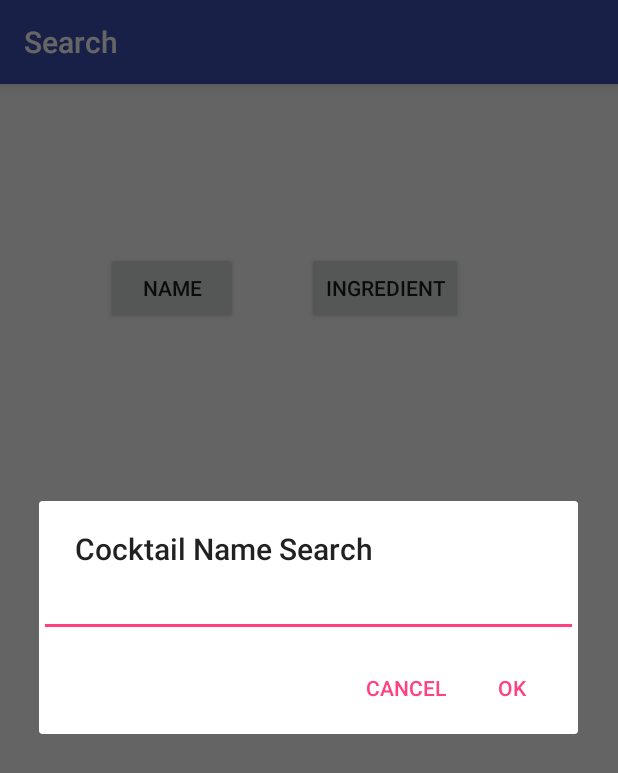
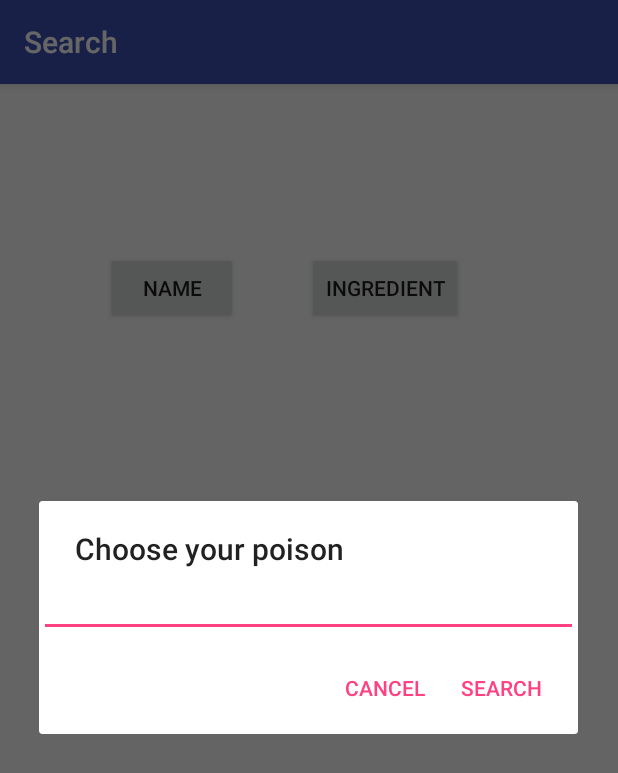
Before and after one commit to ryankwteo/MP7, an Android app: the SearchActivity screen opened directly, with no data from a screen before it, after a tap on "NAME", on a phone screen of 412 x 824 dp. Shown: the top 773 px of the screen. Run offline under Robolectric (Android 15) with nearby library versions, the phone set to English and light mode, and no system bars; our stand-ins replace Volley.

Commit message:
Added search functionality for all four search buttons.

```diff
--- a/app/src/main/java/edu/illinois/cs/cs125/mp7/SearchActivity.java
+++ b/app/src/main/java/edu/illinois/cs/cs125/mp7/SearchActivity.java
@@ -37,26 +37,63 @@ public class SearchActivity extends AppCompatActivity{
 
         requestQueue = Volley.newRequestQueue(this);
 
+        final Button nameSearch = findViewById(R.id.nameSearch);
+        nameSearch.setOnClickListener(new View.OnClickListener() {
+            @Override
+            public void onClick(final View view) {
+                searchType = 1;
+                search(searchType);
+            }
+        });
+
+        final Button ingredientSearch = findViewById(R.id.ingredientSearch);
+        ingredientSearch.setOnClickListener(new View.OnClickListener() {
+            @Override
+            public void onClick(final View view) {
+                searchType = 2;
+                search(searchType);
+            }
+        });
+
+        final Button randomSearch = findViewById(R.id.randomSearch);
+        randomSearch.setOnClickListener(new View.OnClickListener() {
+            @Override
+            public void onClick(final View view) {
+                searchType = 3;
+                APICall("", searchType);
+            }
+        });
+
+        final Button cocktailType = findViewById(R.id.cocktailType);
+        cocktailType.setOnClickListener(new View.OnClickListener() {
+            @Override
+            public void onClick(final View view) {
+                searchType = 4;
+                search(searchType);
+            }
+        });
+
     }
 
+    static int searchType;
     static String json;
     static String jsonToParse;
     String nameToSearch;
     String TAG = "MP777";
     private static RequestQueue requestQueue;
 
-    public void searchName(View view) {
+    public void search(final int searchType) {
 
         AlertDialog.Builder builder = new AlertDialog.Builder(SearchActivity.this);
-        builder.setTitle("Cocktail Name Search");
+        builder.setTitle("Choose your poison");
         final EditText input = new EditText(SearchActivity.this);
         input.setInputType(InputType.TYPE_CLASS_TEXT);
         builder.setView(input);
-        builder.setPositiveButton("OK", new DialogInterface.OnClickListener() {
+        builder.setPositiveButton("Search", new DialogInterface.OnClickListener() {
             @Override
             public void onClick(final DialogInterface dialog, final int unused) {
                 nameToSearch = input.getText().toString().toLowerCase();
-                APICall(nameToSearch);
+                APICall(nameToSearch, searchType);
             }
         });
         builder.setNegativeButton("Cancel", new DialogInterface.OnClickListener() {
@@ -71,11 +108,33 @@ public class SearchActivity extends AppCompatActivity{
     }
 
 
-    public void APICall(final String search) {
+    public void APICall(final String search, final int searchType) {
+
+        String searchParameter = null;
+
+        switch (searchType) {
+            case 1: {
+                searchParameter = "search.php?s=";
+                break;
+            }
+            case 2: {
+                searchParameter = "filter.php?i=";
+                break;
+            }
+            case 3: {
+                searchParameter = "random.php";
+                break;
+            }
+            case 4: {
+                searchParameter = "filter.php?a=";
+                break;
+            }
+        }
+
         try {
             JsonObjectRequest jsonObjectRequest = new JsonObjectRequest(
                     Request.Method.GET,
-                    "https://www.thecocktaildb.com/api/json/v1/1/search.php?s=" + search,
+                    "https://www.thecocktaildb.com/api/json/v1/1/" + searchParameter + search,
                     null,
                     new Response.Listener<JSONObject>() {
                         @Override
--- a/app/src/main/res/layout/activity_search.xml
+++ b/app/src/main/res/layout/activity_search.xml
@@ -9,37 +9,36 @@
         android:id="@+id/nameSearch"
         android:layout_width="wrap_content"
         android:layout_height="wrap_content"
-        android:onClick="searchName"
         android:text="Name"
-        app:layout_constraintBaseline_toBaselineOf="@+id/button5"
-        app:layout_constraintEnd_toEndOf="@+id/button4"
-        app:layout_constraintStart_toStartOf="@+id/button4" />
+        app:layout_constraintBaseline_toBaselineOf="@+id/ingredientSearch"
+        app:layout_constraintEnd_toEndOf="@+id/randomSearch"
+        app:layout_constraintStart_toStartOf="@+id/randomSearch" />
 
     <Button
-        android:id="@+id/button3"
+        android:id="@+id/cocktailType"
         android:layout_width="wrap_content"
         android:layout_height="wrap_content"
         android:layout_marginEnd="8dp"
         android:layout_marginRight="8dp"
         android:text="Non-alcoholic"
-        app:layout_constraintBaseline_toBaselineOf="@+id/button4"
+        app:layout_constraintBaseline_toBaselineOf="@+id/randomSearch"
         app:layout_constraintEnd_toEndOf="parent"
-        app:layout_constraintStart_toEndOf="@+id/button4" />
+        app:layout_constraintStart_toEndOf="@+id/randomSearch" />
 
     <Button
-        android:id="@+id/button4"
+        android:id="@+id/randomSearch"
         android:layout_width="wrap_content"
         android:layout_height="wrap_content"
         android:layout_marginLeft="16dp"
         android:layout_marginStart="16dp"
         android:text="Random"
         app:layout_constraintBottom_toBottomOf="parent"
-        app:layout_constraintEnd_toStartOf="@+id/button3"
+        app:layout_constraintEnd_toStartOf="@+id/cocktailType"
         app:layout_constraintStart_toStartOf="parent"
         app:layout_constraintTop_toTopOf="parent" />
 
     <Button
-        android:id="@+id/button5"
+        android:id="@+id/ingredientSearch"
         android:layout_width="wrap_content"
         android:layout_height="wrap_content"
         android:layout_marginLeft="46dp"
```
Also changed, not shown: app/src/main/java/edu/illinois/cs/cs125/mp7/CocktailActivity.java (+23 -6 lines), app/src/main/res/layout/activity_cocktail.xml (+32 -16 lines).
